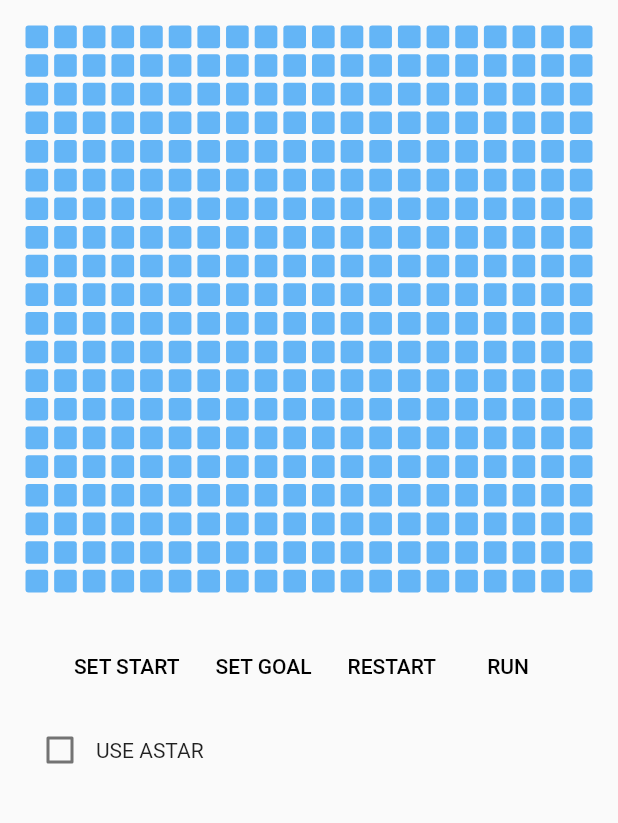
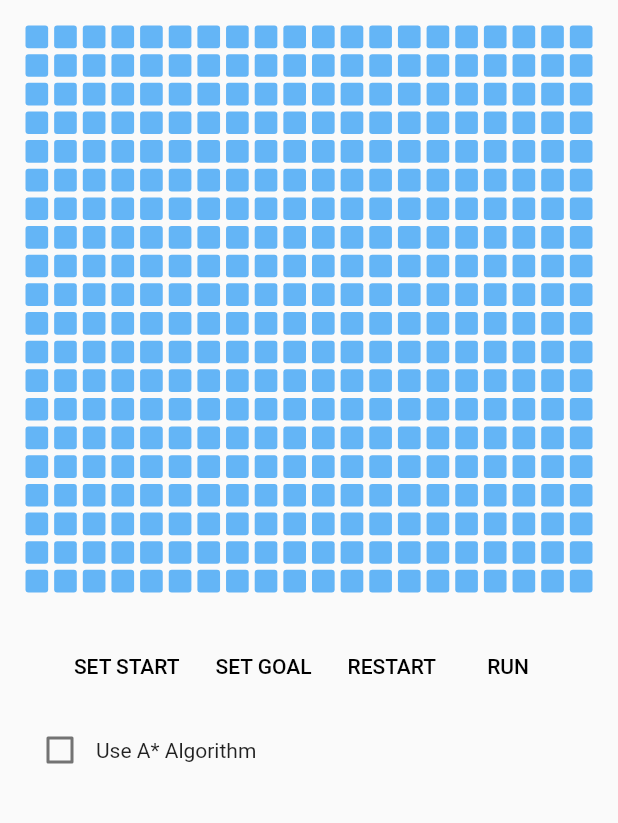
Before and after one commit to hamed-rezaee/flutter_path_finder, a Flutter app: the screen it shows after launch, on a phone screen of 412 x 824 dp, the part 84-907 px from its top. Run offline on Flutter 3.47's test engine with Material 2 defaults, Android fonts, the phone set to English and light mode, and no system bars; our stand-ins replace equatable.

Commit message:
minor refactor

```diff
--- a/lib/home_page.dart
+++ b/lib/home_page.dart
@@ -48,7 +48,7 @@ class _HomePageState extends State<HomePage> {
                     value: _isAStar,
                     onChanged: (bool value) => setState(() => _isAStar = value),
                   ),
-                  const Text('USE ASTAR'),
+                  const Text('Use A* Algorithm'),
                 ],
               ),
             ),
```
